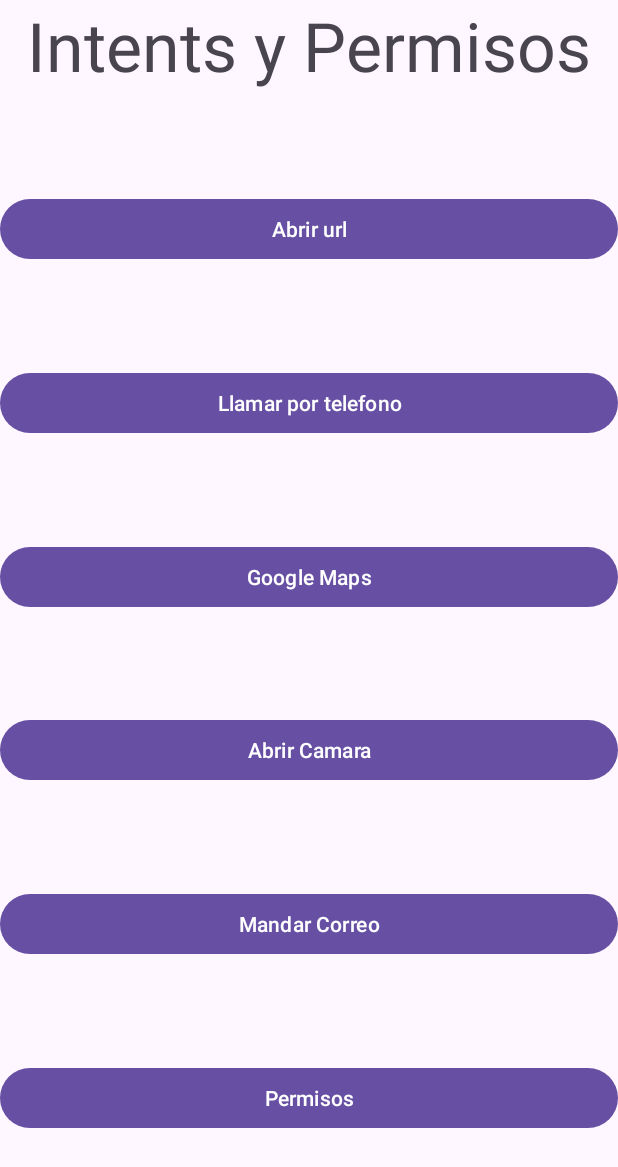
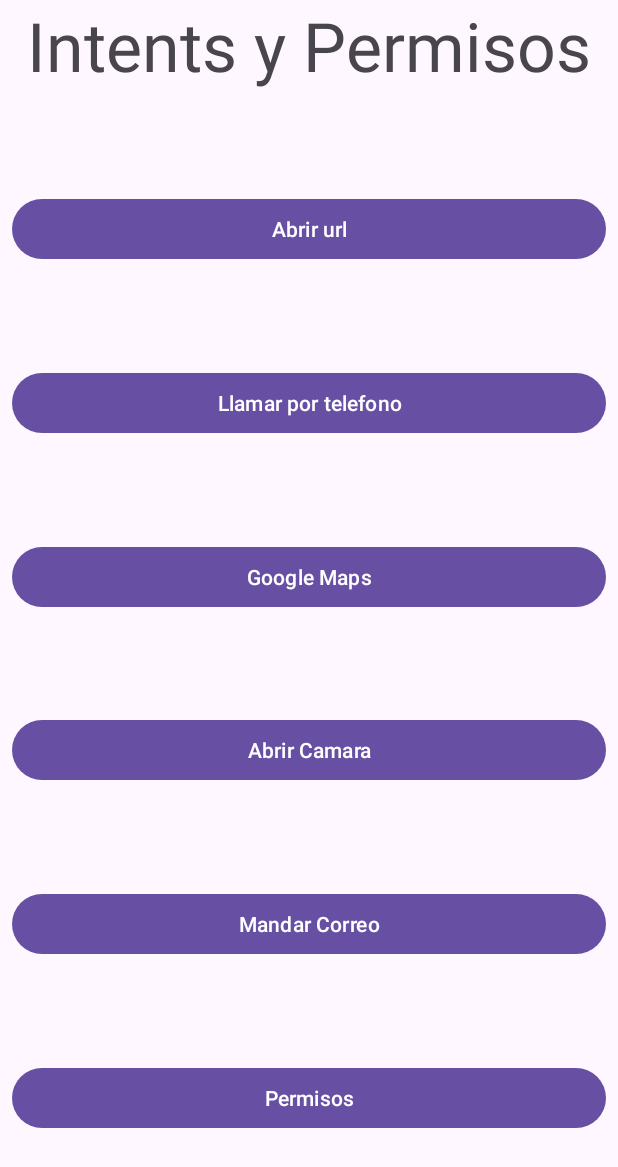
Before and after one commit to iessochoalmj201617/IntentsPermisos2023, an Android app: the screen it shows after launch (MainActivity), on a phone screen of 412 x 824 dp. Shown: the top 1167 px of the screen. Run offline under Robolectric (Android 15) with nearby library versions, the phone set to English and light mode, and no system bars.

Commit message:
corrección

```diff
--- a/app/src/main/res/layout/activity_main.xml
+++ b/app/src/main/res/layout/activity_main.xml
@@ -10,6 +10,8 @@
         android:id="@+id/textView"
         android:layout_width="wrap_content"
         android:layout_height="wrap_content"
+        android:layout_marginStart="8dp"
+        android:layout_marginEnd="8dp"
         android:text="Intents y Permisos"
         android:textAppearance="@style/TextAppearance.AppCompat.Display2"
         app:layout_constraintEnd_toEndOf="parent"
@@ -21,6 +23,8 @@
         android:layout_width="match_parent"
         android:layout_height="wrap_content"
 
+        android:layout_marginStart="8dp"
+        android:layout_marginEnd="8dp"
         android:text="Abrir url"
         app:layout_constraintBottom_toTopOf="@+id/btnTelefono"
         app:layout_constraintEnd_toEndOf="parent"
@@ -32,6 +36,8 @@
         android:layout_width="match_parent"
         android:layout_height="wrap_content"
 
+        android:layout_marginStart="8dp"
+        android:layout_marginEnd="8dp"
         android:text="Llamar por telefono"
         app:layout_constraintBottom_toTopOf="@+id/btnMaps"
         app:layout_constraintEnd_toEndOf="parent"
@@ -42,39 +48,44 @@
         android:id="@+id/btnMaps"
         android:layout_width="match_parent"
         android:layout_height="wrap_content"
+        android:layout_marginStart="8dp"
+        android:layout_marginEnd="8dp"
         android:text="Google Maps"
         app:layout_constraintBottom_toTopOf="@+id/btnFoto"
         app:layout_constraintEnd_toEndOf="parent"
         app:layout_constraintStart_toStartOf="parent"
-        app:layout_constraintTop_toBottomOf="@+id/btnTelefono"
-        tools:layout_editor_absoluteX="-25dp" />
+        app:layout_constraintTop_toBottomOf="@+id/btnTelefono" />
 
     <Button
         android:id="@+id/btnFoto"
         android:layout_width="match_parent"
         android:layout_height="wrap_content"
+        android:layout_marginStart="8dp"
+        android:layout_marginEnd="8dp"
         android:text="Abrir Camara"
         app:layout_constraintBottom_toTopOf="@+id/btnCorreo"
         app:layout_constraintEnd_toEndOf="parent"
         app:layout_constraintStart_toStartOf="parent"
-        app:layout_constraintTop_toBottomOf="@+id/btnMaps"
-        tools:layout_editor_absoluteX="0dp" />
+        app:layout_constraintTop_toBottomOf="@+id/btnMaps" />
 
     <Button
         android:id="@+id/btnCorreo"
         android:layout_width="match_parent"
         android:layout_height="wrap_content"
+        android:layout_marginStart="8dp"
+        android:layout_marginEnd="8dp"
         android:text="Mandar Correo"
         app:layout_constraintBottom_toTopOf="@+id/btnPermisos"
         app:layout_constraintEnd_toEndOf="parent"
         app:layout_constraintStart_toStartOf="parent"
-        app:layout_constraintTop_toBottomOf="@+id/btnFoto"
-        tools:layout_editor_absoluteX="0dp" />
+        app:layout_constraintTop_toBottomOf="@+id/btnFoto" />
 
     <Button
         android:id="@+id/btnPermisos"
         android:layout_width="match_parent"
         android:layout_height="wrap_content"
+        android:layout_marginStart="8dp"
+        android:layout_marginEnd="8dp"
         android:text="Permisos"
         app:layout_constraintBottom_toBottomOf="parent"
         app:layout_constraintEnd_toEndOf="parent"
```
